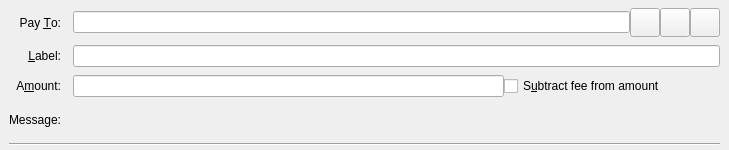
Old version of the form src/qt/forms/sendcoinsentry.ui in the repository Internet-of-People/iop-core.
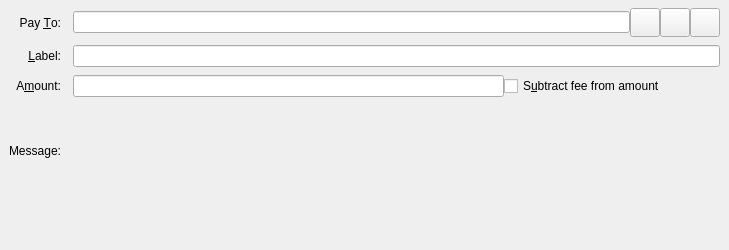
New version of the form. Icons and pictures are not drawn. Custom widgets are drawn as their Qt base class.

What changed in the file:
```diff
--- a/src/qt/forms/sendcoinsentry.ui
+++ b/src/qt/forms/sendcoinsentry.ui
@@ -7,7 +7,7 @@
     <x>0</x>
     <y>0</y>
     <width>729</width>
-    <height>150</height>
+    <height>250</height>
    </rect>
   </property>
   <property name="focusPolicy">
@@ -199,12 +199,21 @@
       </property>
      </widget>
     </item>
-    <item row="4" column="0" colspan="2">
-     <widget class="Line" name="line2">
+    <item row="4" column="0">
+      <spacer name="verticalSpacer">
       <property name="orientation">
-       <enum>Qt::Horizontal</enum>
-      </property>
-     </widget>
+                    <enum>Qt::Vertical</enum>
+                   </property>
+                   <property name="sizeHint" stdset="0">
+                    <size>
+                     <width>1</width>
+                     <height>50</height>
+                    </size>
+                   </property>
+                   <property name="sizeType">
+        <enum>QSizePolicy::Fixed</enum>
+       </property>
+                  </spacer>
     </item>
    </layout>
   </widget>
```
Left out of the diff: 3 changed lines with no effect on the pictures. Lines whose indentation alone changed are shown as unchanged.
